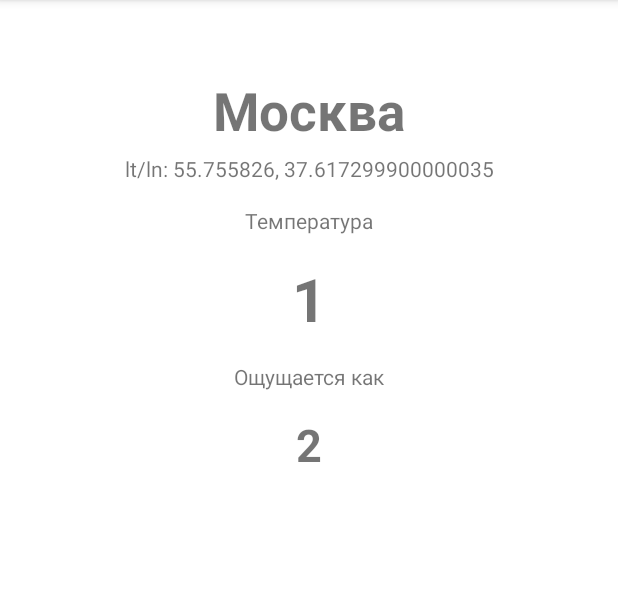
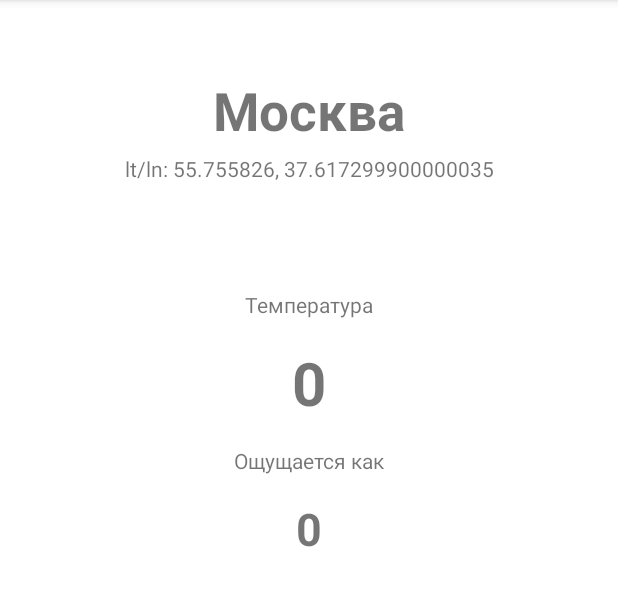
Before and after one commit to UserBAD/MyWeatherKotlinMVVM, an Android app: the screen it shows after launch (MainActivity), after a tap on "Москва", on a phone screen of 412 x 824 dp, the part 84-690 px from its top. Run offline under Robolectric (Android 15) with nearby library versions, the phone set to English and light mode, and no system bars.

```diff
--- a/app/build.gradle
+++ b/app/build.gradle
@@ -44,6 +44,7 @@ dependencies {
     implementation 'androidx.lifecycle:lifecycle-livedata-ktx:2.3.1'
     implementation 'androidx.lifecycle:lifecycle-viewmodel-ktx:2.3.1'
     implementation 'io.insert-koin:koin-android:3.0.2'
+    implementation 'com.google.code.gson:gson:2.8.6'
     testImplementation 'junit:junit:4.+'
     androidTestImplementation 'androidx.test.ext:junit:1.1.3'
     androidTestImplementation 'androidx.test.espresso:espresso-core:3.4.0'
--- a/app/src/main/AndroidManifest.xml
+++ b/app/src/main/AndroidManifest.xml
@@ -1,6 +1,8 @@
 <?xml version="1.0" encoding="utf-8"?>
 <manifest xmlns:android="http://schemas.android.com/apk/res/android"
     package="com.example.myweatherkotlinmvvm">
+
+    <uses-permission android:name="android.permission.INTERNET"/>
 
     <application
         android:name=".App"
--- a/app/src/main/java/com/example/myweatherkotlinmvvm/di/KoinModule.kt
+++ b/app/src/main/java/com/example/myweatherkotlinmvvm/di/KoinModule.kt
@@ -1,5 +1,6 @@
 package com.example.myweatherkotlinmvvm.di
 
+import com.example.myweatherkotlinmvvm.framework.ui.details.DetailsViewModel
 import com.example.myweatherkotlinmvvm.framework.ui.main.MainViewModel
 import com.example.myweatherkotlinmvvm.model.entities.repository.Repository
 import com.example.myweatherkotlinmvvm.model.entities.repository.RepositoryImpl
@@ -9,4 +10,5 @@ import org.koin.dsl.module
 val appModule = module {
     single<Repository> { RepositoryImpl() }
     viewModel { MainViewModel(get()) }
+    viewModel { DetailsViewModel(get()) }
 }
--- a/app/src/main/java/com/example/myweatherkotlinmvvm/framework/ui/details/DetailsFragment.kt
+++ b/app/src/main/java/com/example/myweatherkotlinmvvm/framework/ui/details/DetailsFragment.kt
@@ -26,9 +26,10 @@ class DetailsFragment : Fragment() {
         }
     }
 
-    private val viewModel: MainViewModel by viewModel()
+    private val viewModel: DetailsViewModel by viewModel()
     private var _binding: DetailsFragmentBinding? = null
     private val binding get() = _binding!!
+
 
     override fun onCreateView(
         inflater: LayoutInflater, container: ViewGroup?,
@@ -42,15 +43,33 @@ class DetailsFragment : Fragment() {
         super.onViewCreated(view, savedInstanceState)
         arguments?.getParcelable<Weather>(BUNDLE_EXTRA)?.let {
             with(binding) {
-                val city = it.city
-                cityName.text = city.city
+                cityName.text = it.city.city
                 cityCoordinates.text = String.format(
                     getString(R.string.city_coordinates),
-                    city.lat.toString(),
-                    city.lon.toString()
+                    it.city.lat.toString(),
+                    it.city.lon.toString()
                 )
-                temperatureValue.text = it.temperature.toString()
-                feelsLikeValue.text = it.feelsLike.toString()
+                viewModel.liveDataToObserve.observe(viewLifecycleOwner, { appState ->
+                    when (appState) {
+                        is AppState.Error -> {
+                            mainView.visibility = View.INVISIBLE
+                            loadingLayout.visibility = View.GONE
+                            errorTV.visibility = View.VISIBLE
+                        }
+                        AppState.Loading -> {
+                            mainView.visibility = View.INVISIBLE
+                            binding.loadingLayout.visibility = View.VISIBLE
+                        }
+                        is AppState.Success -> {
+                            loadingLayout.visibility = View.GONE
+                            mainView.visibility = View.VISIBLE
+                            temperatureValue.text = appState.weatherData[0].temperature.toString()
+                            feelsLikeValue.text = appState.weatherData[0].feelsLike.toString()
+                            weatherCondition.text = appState.weatherData[0].condition
+                        }
+                    }
+                })
+                viewModel.loadData(it.city.lat, it.city.lon)
             }
         }
     }
--- /dev/null
+++ b/app/src/main/java/com/example/myweatherkotlinmvvm/framework/ui/details/DetailsViewModel.kt
@@ -0,0 +1,19 @@
+package com.example.myweatherkotlinmvvm.framework.ui.details
+
+import androidx.lifecycle.LifecycleObserver
+import androidx.lifecycle.MutableLiveData
+import androidx.lifecycle.ViewModel
+import com.example.myweatherkotlinmvvm.AppState
+import com.example.myweatherkotlinmvvm.model.entities.repository.Repository
+
+class DetailsViewModel(private val repository: Repository) : ViewModel(), LifecycleObserver {
+    val liveDataToObserve: MutableLiveData<AppState> = MutableLiveData()
+
+    fun loadData(lat: Double, lon: Double) {
+        liveDataToObserve.value = AppState.Loading
+        Thread {
+            val data = repository.getWeatherFromServer(lat, lon)
+            liveDataToObserve.postValue(AppState.Success(listOf(data)))
+        }.start()
+    }
+}
--- /dev/null
+++ b/app/src/main/java/com/example/myweatherkotlinmvvm/model/WeatherLoader.kt
@@ -0,0 +1,64 @@
+package com.example.myweatherkotlinmvvm.model
+
+import android.os.Build
+import androidx.annotation.RequiresApi
+import com.example.myweatherkotlinmvvm.model.rest_entities.WeatherDTO
+import com.google.gson.Gson
+import java.io.BufferedReader
+import java.io.InputStreamReader
+import java.net.MalformedURLException
+import java.net.URL
+import java.util.stream.Collectors
+import javax.net.ssl.HttpsURLConnection
+
+object WeatherLoader {
+    fun loadWeather(lat: Double, lon: Double): WeatherDTO? {
+        try {
+        val uri = URL("https://api.weather.yandex.ru/v2/informers?lat=${lat}&lon=${lon}")
+
+        lateinit var urlConnection: HttpsURLConnection
+        try {
+            urlConnection = uri.openConnection() as HttpsURLConnection
+            urlConnection.requestMethod = "GET"
+            urlConnection.addRequestProperty(
+                "X-Yandex-API-Key", "7a436743-4c9e-415e-9edc-cc6b53f7c987"
+            )
+            urlConnection.readTimeout = 10000
+            val bufferedReader = BufferedReader(InputStreamReader(urlConnection.inputStream))
+            // преобразование ответа от сервера (JSON) в модель данных (WeatherDTO)
+            val lines = if(Build.VERSION.SDK_INT < Build.VERSION_CODES.N) {
+                getLinesForOld(bufferedReader)
+            } else {
+                getLines(bufferedReader)
+            }
+
+            return Gson().fromJson(lines, WeatherDTO::class.java)
+        } catch (e: Exception) {
+            e.printStackTrace()
+        } finally {
+            urlConnection.disconnect()
+        }
+    } catch (e: MalformedURLException) {
+        e.printStackTrace()
+    }
+
+        return null
+    }
+
+    private fun getLinesForOld(reader: BufferedReader): String {
+        val rawData = StringBuilder(1024)
+        var tempVariable: String?
+
+        while (reader.readLine().also { tempVariable = it } != null) {
+            rawData.append(tempVariable).append("\n")
+        }
+
+        reader.close()
+        return rawData.toString()
+    }
+
+    @RequiresApi(Build.VERSION_CODES.N)
+    private fun getLines(reader: BufferedReader): String {
+        return reader.lines().collect(Collectors.joining("\n"))
+    }
+}
--- a/app/src/main/java/com/example/myweatherkotlinmvvm/model/entities/Weather.kt
+++ b/app/src/main/java/com/example/myweatherkotlinmvvm/model/entities/Weather.kt
@@ -7,5 +7,6 @@ import kotlinx.parcelize.Parcelize
 data class Weather(
     val city: City = City.getDefaultCity(),
     val temperature: Int = 0,
-    val feelsLike: Int = 0
+    val feelsLike: Int = 0,
+    val condition: String? = "Неизвестно"
 ) : Parcelable
--- a/app/src/main/java/com/example/myweatherkotlinmvvm/model/entities/repository/Repository.kt
+++ b/app/src/main/java/com/example/myweatherkotlinmvvm/model/entities/repository/Repository.kt
@@ -3,7 +3,7 @@ package com.example.myweatherkotlinmvvm.model.entities.repository
 import com.example.myweatherkotlinmvvm.model.entities.Weather
 
 interface Repository {
-    fun getWeatherFromServer(): Weather
+    fun getWeatherFromServer(lat: Double, lng: Double): Weather
     fun getWeatherFromLocalStorageRus(): List<Weather>
     fun getWeatherFromLocalStorageWorld(): List<Weather>
 }
--- a/app/src/main/java/com/example/myweatherkotlinmvvm/model/entities/repository/RepositoryImpl.kt
+++ b/app/src/main/java/com/example/myweatherkotlinmvvm/model/entities/repository/RepositoryImpl.kt
@@ -1,11 +1,20 @@
 package com.example.myweatherkotlinmvvm.model.entities.repository
 
+import com.example.myweatherkotlinmvvm.model.WeatherLoader
 import com.example.myweatherkotlinmvvm.model.entities.City
 import com.example.myweatherkotlinmvvm.model.entities.Weather
 
 
 class RepositoryImpl : Repository {
-    override fun getWeatherFromServer() = Weather()
+    override fun getWeatherFromServer(lat: Double, lng: Double): Weather {
+        val dto = WeatherLoader.loadWeather(lat, lng)
+        return Weather(
+            temperature = dto?.fact?.temp ?: 0,
+            feelsLike = dto?.fact?.feels_like ?: 0,
+            condition = dto?.fact?.condition
+        )
+    }
+
     override fun getWeatherFromLocalStorageRus() = City.getRussianCities()
     override fun getWeatherFromLocalStorageWorld() = City.getWorldCities()
 }
--- /dev/null
+++ b/app/src/main/java/com/example/myweatherkotlinmvvm/model/rest_entities/FactDTO.kt
@@ -0,0 +1,7 @@
+package com.example.myweatherkotlinmvvm.model.rest_entities
+
+data class FactDTO(
+    val temp: Int?,
+    val feels_like: Int?,
+    val condition: String?
+)
--- /dev/null
+++ b/app/src/main/java/com/example/myweatherkotlinmvvm/model/rest_entities/WeatherDTO.kt
@@ -0,0 +1,5 @@
+package com.example.myweatherkotlinmvvm.model.rest_entities
+
+data class WeatherDTO(
+    val fact: FactDTO
+)
--- a/app/src/main/res/layout/details_fragment.xml
+++ b/app/src/main/res/layout/details_fragment.xml
@@ -1,13 +1,17 @@
 <?xml version="1.0" encoding="utf-8"?>
-<androidx.constraintlayout.widget.ConstraintLayout xmlns:android="http://schemas.android.com/apk/res/android"
+<FrameLayout xmlns:android="http://schemas.android.com/apk/res/android"
     xmlns:app="http://schemas.android.com/apk/res-auto"
     xmlns:tools="http://schemas.android.com/tools"
-    android:id="@+id/mainView"
     android:layout_width="match_parent"
     android:layout_height="match_parent"
     android:background="@color/white"
     android:clickable="true"
     android:focusable="true">
+
+    <androidx.constraintlayout.widget.ConstraintLayout
+        android:id="@+id/mainView"
+        android:layout_width="match_parent"
+        android:layout_height="match_parent">
 
         <TextView
             android:id="@+id/cityName"
@@ -32,6 +36,18 @@
             tools:text="lt/ln: 55.755826, 37.617299900000035" />
 
         <TextView
+            android:id="@+id/weatherCondition"
+            android:layout_width="wrap_content"
+            android:layout_height="wrap_content"
+            android:layout_marginTop="@dimen/margin_15_dp"
+            android:textSize="@dimen/feels_like_text_size"
+            android:textStyle="bold"
+            app:layout_constraintEnd_toEndOf="parent"
+            app:layout_constraintStart_toStartOf="parent"
+            app:layout_constraintTop_toBottomOf="@+id/cityCoordinates"
+            tools:text="Облачно" />
+
+        <TextView
             android:id="@+id/temperatureLabel"
             android:layout_width="wrap_content"
             android:layout_height="wrap_content"
@@ -39,7 +55,7 @@
             android:text="@string/temperature_label"
             app:layout_constraintEnd_toEndOf="parent"
             app:layout_constraintStart_toStartOf="parent"
-        app:layout_constraintTop_toBottomOf="@+id/cityCoordinates" />
+            app:layout_constraintTop_toBottomOf="@+id/weatherCondition" />
 
         <TextView
             android:id="@+id/temperatureValue"
@@ -74,22 +90,27 @@
             app:layout_constraintStart_toStartOf="parent"
             app:layout_constraintTop_toBottomOf="@+id/feelsLikeLabel"
             tools:text="-23" />
+    </androidx.constraintlayout.widget.ConstraintLayout>
+
+    <TextView
+        android:id="@+id/errorTV"
+        android:layout_width="wrap_content"
+        android:layout_height="wrap_content"
+        android:layout_gravity="center"
+        android:text="@string/error_happened"
+        android:visibility="invisible" />
+
+    <FrameLayout
+        android:id="@+id/loadingLayout"
+        android:layout_width="match_parent"
+        android:layout_height="match_parent"
+        android:visibility="gone"
+        tools:visibility="visible">
 
         <ProgressBar
-        android:id="@+id/progressBar"
+            style="?android:attr/progressBarStyleLarge"
             android:layout_width="wrap_content"
             android:layout_height="wrap_content"
-        android:indeterminateOnly="true"
-        android:visibility="invisible"
-        app:layout_constraintBottom_toBottomOf="parent"
-        app:layout_constraintEnd_toEndOf="parent"
-        app:layout_constraintStart_toStartOf="parent"
-        app:layout_constraintTop_toTopOf="parent" />
-
-    <androidx.constraintlayout.widget.Group
-        android:id="@+id/weatherGroup"
-        android:layout_width="wrap_content"
-        android:layout_height="wrap_content"
-        app:constraint_referenced_ids="cityName,cityCoordinates,temperatureLabel,temperatureValue,feelsLikeLabel,feelsLikeValue" />
-
-</androidx.constraintlayout.widget.ConstraintLayout>
+            android:layout_gravity="center" />
+    </FrameLayout>
+</FrameLayout>
--- a/app/src/main/res/layout/main_fragment.xml
+++ b/app/src/main/res/layout/main_fragment.xml
@@ -23,10 +23,10 @@
         android:backgroundTint="@android:color/transparent"
         android:contentDescription="@string/change_cities_list"
         android:src="@drawable/ic_russia"
-        android:tint="@null"
         app:layout_constraintBottom_toBottomOf="parent"
         app:layout_constraintEnd_toEndOf="parent"
-        app:maxImageSize="@dimen/imagesize_57dp" />
+        app:maxImageSize="@dimen/imagesize_57dp"
+        app:tint="@null" />
 
     <FrameLayout
         android:id="@+id/mainFragmentLoadingLayout"
--- a/app/src/main/res/values/strings.xml
+++ b/app/src/main/res/values/strings.xml
@@ -6,4 +6,5 @@
     <string name="change_cities_list">Поменять список</string>
     <string name="error">Ошибка!</string>
     <string name="reload">Обновить</string>
+    <string name="error_happened">Произошла Ошибка!</string>
 </resources>
```
Lines whose indentation alone changed are shown as unchanged.
